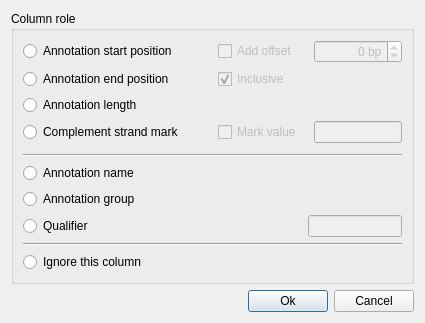
Qt form src/plugins/dna_export/src/ui/CSVColumnConfigurationDialog.ui (violethaze74/ugene) before a commit.
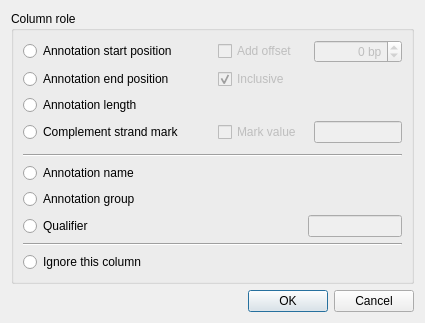
The same form after that commit.

Commit message: Help system for all dialogs, UI improvements for all dialogs.

Patch:
```diff
--- a/src/plugins/dna_export/src/ui/CSVColumnConfigurationDialog.ui
+++ b/src/plugins/dna_export/src/ui/CSVColumnConfigurationDialog.ui
@@ -7,7 +7,7 @@
     <x>0</x>
     <y>0</y>
     <width>425</width>
-    <height>296</height>
+    <height>304</height>
    </rect>
   </property>
   <property name="windowTitle">
@@ -192,35 +192,11 @@
     </spacer>
    </item>
    <item>
-    <layout class="QHBoxLayout" name="horizontalLayout">
-     <item>
-      <spacer name="horizontalSpacer">
-       <property name="orientation">
-        <enum>Qt::Horizontal</enum>
-       </property>
-       <property name="sizeHint" stdset="0">
-        <size>
-         <width>40</width>
-         <height>20</height>
-        </size>
-       </property>
-      </spacer>
-     </item>
-     <item>
-      <widget class="QPushButton" name="okButton">
-       <property name="text">
-        <string>Ok</string>
-       </property>
-      </widget>
-     </item>
-     <item>
-      <widget class="QPushButton" name="cancelButton">
-       <property name="text">
-        <string>Cancel</string>
-       </property>
-      </widget>
-     </item>
-    </layout>
+    <widget class="QDialogButtonBox" name="buttonBox">
+     <property name="standardButtons">
+      <set>QDialogButtonBox::Cancel|QDialogButtonBox::Ok</set>
+     </property>
+    </widget>
    </item>
   </layout>
  </widget>
```
Left out of the diff: 64 changed lines with no effect on the pictures. The commit also changes 309 other files.
